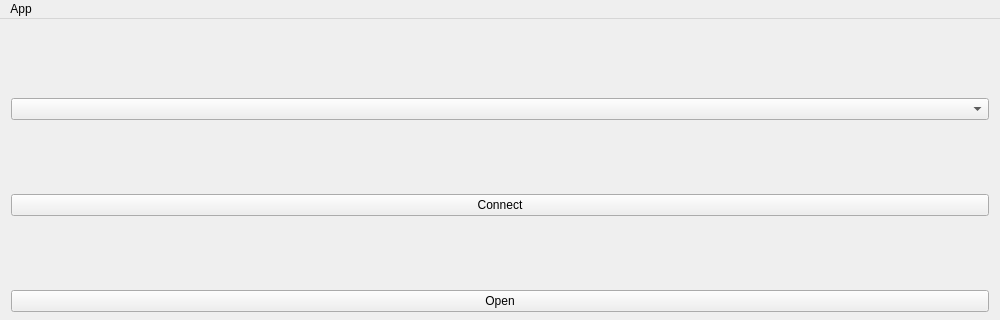
Old version of the form MainWindow.ui in the repository tobyc11/AT89ISP; both pictures show x 0 to 1000 and y 0 to 320 of the 1000 by 800 pixel window.
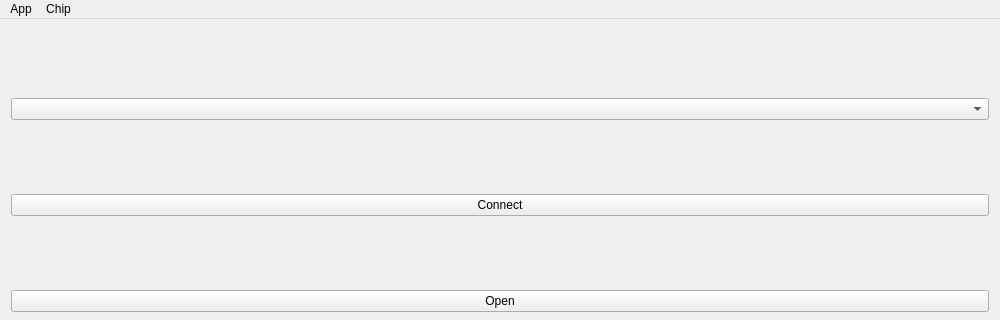
New version of the form.

```diff
--- a/MainWindow.ui
+++ b/MainWindow.ui
@@ -84,7 +84,15 @@
     </property>
     <addaction name="actionOpen_Program"/>
    </widget>
+   <widget class="QMenu" name="menuChip">
+    <property name="title">
+     <string>Chip</string>
+    </property>
+    <addaction name="action4K"/>
+    <addaction name="action8K"/>
+   </widget>
    <addaction name="menuApp"/>
+   <addaction name="menuChip"/>
   </widget>
   <widget class="QStatusBar" name="statusBar"/>
   <action name="actionOpen_Program">
```
Left out of the diff: 19 changed lines with no effect on the pictures.
